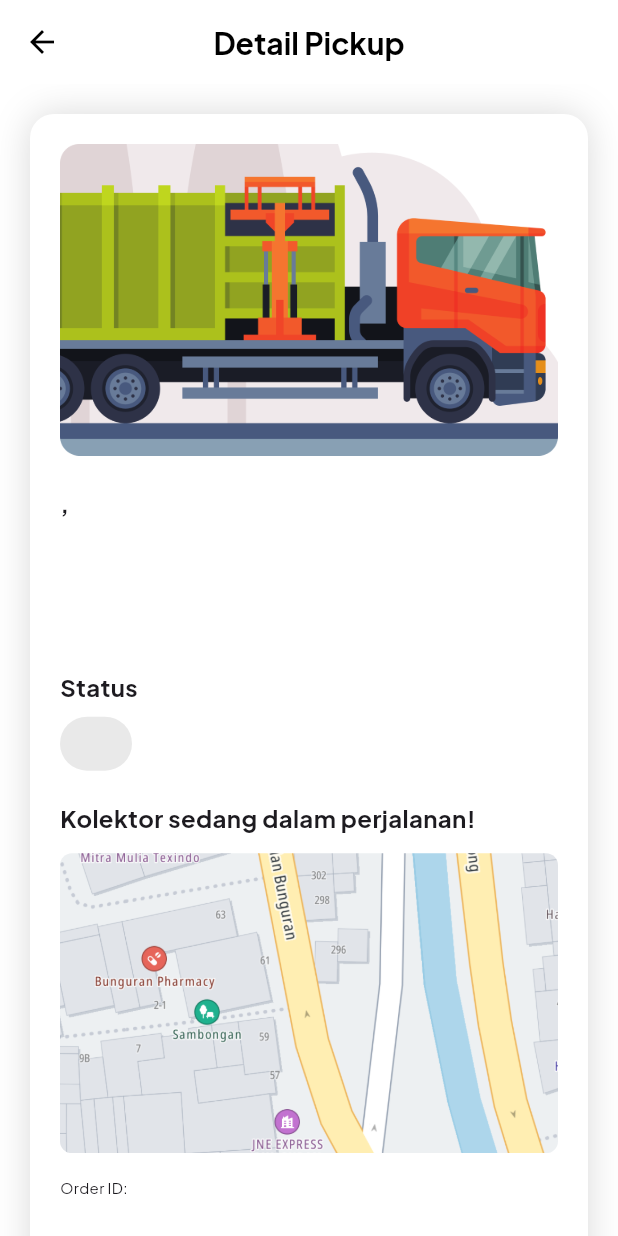
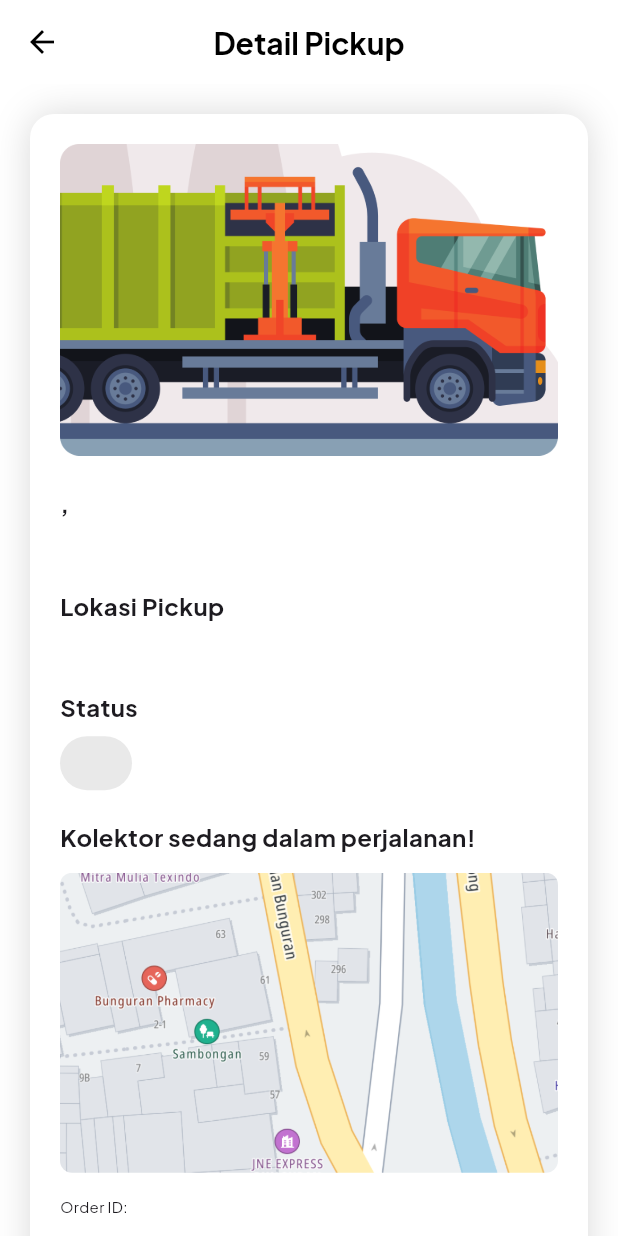
Before and after one commit to mhmdrazn/BuangBijak, a Flutter app: the HistoryCard widget shown alone on an empty page, opened directly with empty values, after a tap on "Selengkapnya", on a phone screen of 412 x 824 dp. Run offline on Flutter 3.47's test engine with Material 3 defaults, Android fonts, the phone set to English and light mode, and no system bars; our stand-ins replace cloud_firestore, firebase_auth, firebase_core, logger; accounts and stored records are empty.

Commit message:
fix: color and layout

```diff
--- a/lib/screens/detail_pickup.dart
+++ b/lib/screens/detail_pickup.dart
@@ -106,16 +106,27 @@ class _DetailPickupState extends State<DetailPickup> {
                         '${widget.date}, ${widget.time}',
                         style: bold16,
                       ),
-                      const SizedBox(height: 20.0),
+                      const SizedBox(height: 6.0),
                       Text(
                         widget.wasteType,
                         style: regular14,
                       ),
                       const SizedBox(height: 20.0),
-                      Text(
-                        widget.address,
-                        style: regular14,
-                      ),
+                      Column(
+                      crossAxisAlignment: CrossAxisAlignment.start,
+                      children: [
+                        Text(
+                          'Lokasi Pickup',
+                          style: bold16,
+                        ),
+                        const SizedBox(height: 4.0),
+                        Text(
+                          widget.address,
+                          style: regular14,
+                          textAlign: TextAlign.left,
+                        ),
+                      ],
+                    ),
                       const SizedBox(height: 20.0),
                       PickupStatus(
                         status: widget.status,
--- a/lib/screens/history_pickup.dart
+++ b/lib/screens/history_pickup.dart
@@ -56,7 +56,7 @@ class HistoryPickup extends StatelessWidget {
         ),
       ),
       body: ListView(
-        padding: const EdgeInsets.fromLTRB(20.0, 6, 20.0, 6),
+        padding: const EdgeInsets.fromLTRB(20.0, 16, 20.0, 6),
         children: [
           Container(
               decoration: BoxDecoration(
--- a/lib/screens/landing_pickup.dart
+++ b/lib/screens/landing_pickup.dart
@@ -56,7 +56,7 @@ class LandingPickup extends StatelessWidget {
         ),
       ),
       body: ListView(
-        padding: const EdgeInsets.fromLTRB(20.0, 6, 20.0, 6),
+        padding: const EdgeInsets.fromLTRB(20.0, 16, 20.0, 6),
         children: [
           Container(
             decoration: BoxDecoration(
@@ -66,7 +66,7 @@ class LandingPickup extends StatelessWidget {
                 BoxShadow(
                   color: Colors.black.withOpacity(0.15),
                   spreadRadius: 0,
-                  blurRadius: 20,
+                  blurRadius: 10,
                   offset: const Offset(0, 0),
                 ),
               ],
--- a/lib/widgets/history_card.dart
+++ b/lib/widgets/history_card.dart
@@ -25,7 +25,9 @@ class HistoryCard extends StatelessWidget {
 
   @override
   Widget build(BuildContext context) {
-    return Container(
+    return Padding(
+      padding: const EdgeInsets.fromLTRB(0, 6, 0, 6),
+      child: Container(
         decoration: BoxDecoration(
           color: white,
           borderRadius: BorderRadius.circular(16.0),
@@ -47,12 +49,14 @@ class HistoryCard extends StatelessWidget {
                 mainAxisAlignment: MainAxisAlignment.spaceBetween,
                 children: [
                   Column(
+                    crossAxisAlignment: CrossAxisAlignment.start,
                     children: [
                       Text(
                         time,
                         style: bold16,
                       ),
-                    Text(' - $date', style: bold16),
+                      const SizedBox(height: 4.0),
+                      Text(date, style: bold16),
                     ],
                   ),
                   Container(
@@ -66,11 +70,12 @@ class HistoryCard extends StatelessWidget {
                     ),
                     padding:
                         const EdgeInsets.symmetric(vertical: 6, horizontal: 12),
-                  child: Text(status, style: bold12.copyWith(color: black)),
+                    child: Text(status, style: bold12.copyWith(color: status == 'Cancel' ? white : black)),
                   )
                 ],
               ),
-            Text(wasteType, style: regular14),
+              const SizedBox(height: 8),
+              Text(wasteType, style: regular12),
               const SizedBox(height: 20),
               Text(address, style: regular14),
               const SizedBox(height: 20),
@@ -98,6 +103,7 @@ class HistoryCard extends StatelessWidget {
             ],
           ),
         ),
+      ),
     );
   }
 }
```
Lines whose indentation alone changed are shown as unchanged.
